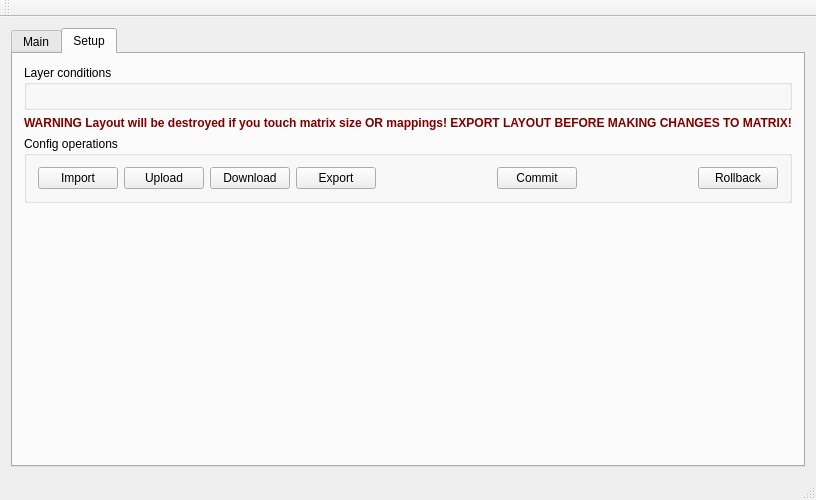
Before: the Qt Designer form FlightController/FlightController.ui in dmaone/CommonSense, drawn with Qt 5.
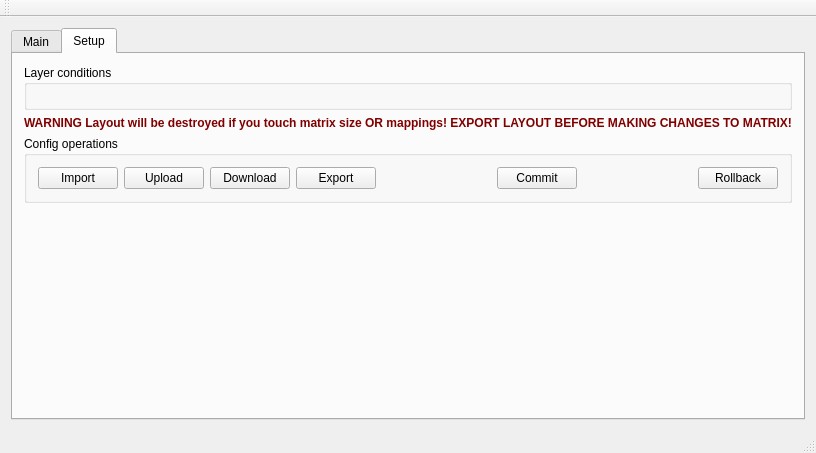
After: the same form once the commit is applied. Custom widgets are drawn as their Qt base class.

Diff of the .ui file:
```diff
--- a/FlightController/FlightController.ui
+++ b/FlightController/FlightController.ui
@@ -6,8 +6,8 @@
    <rect>
     <x>0</x>
     <y>0</y>
-    <width>770</width>
-    <height>500</height>
+    <width>758</width>
+    <height>453</height>
    </rect>
   </property>
   <property name="windowTitle">
```
